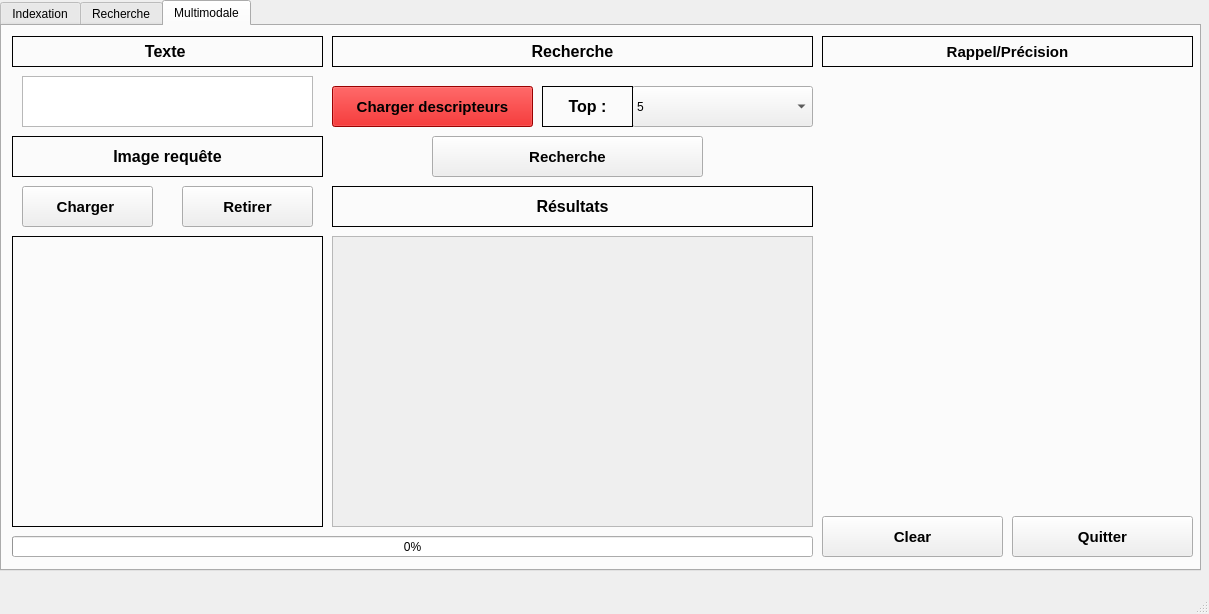
Above: src/part2.ui from mrrose765/mir_2025 before the change. Below: the same form after it.
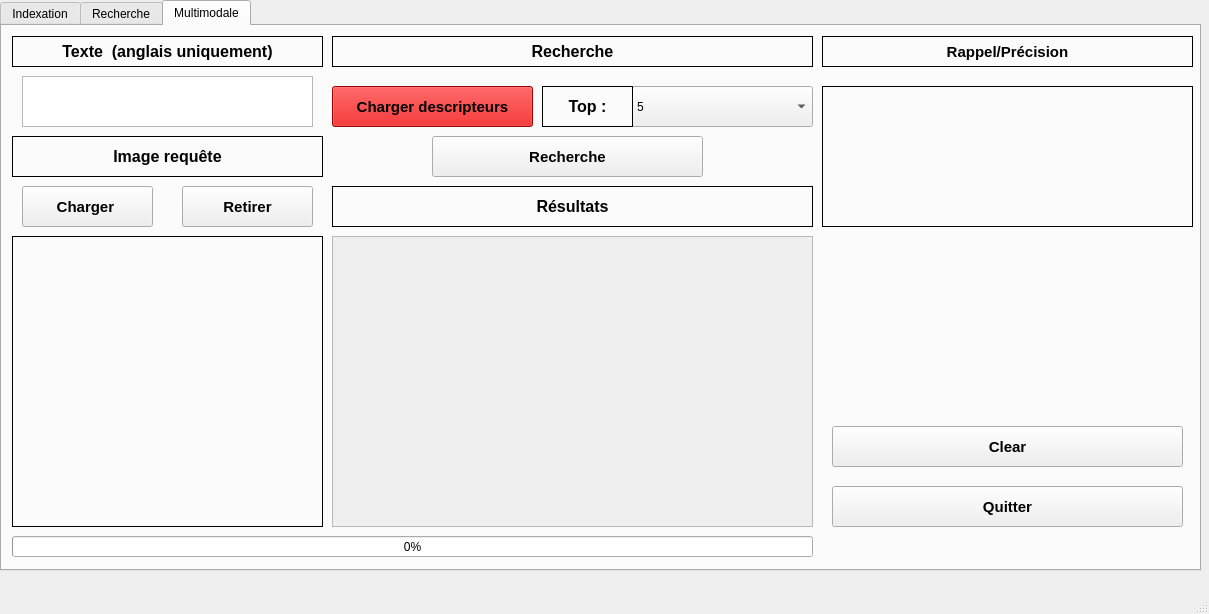
That is the form after the change. The open tabs and pages were chosen to show the change.

The edit to the form file:
```diff
--- a/src/part2.ui
+++ b/src/part2.ui
@@ -1063,7 +1063,7 @@
        <enum>QFrame::Panel</enum>
       </property>
       <property name="text">
-       <string>Texte </string>
+       <string>Texte  (anglais uniquement)</string>
       </property>
       <property name="alignment">
        <set>Qt::AlignCenter</set>
@@ -1357,9 +1357,9 @@
      <widget class="QPushButton" name="quitter_mult">
       <property name="geometry">
        <rect>
-        <x>1010</x>
-        <y>490</y>
-        <width>181</width>
+        <x>830</x>
+        <y>460</y>
+        <width>351</width>
         <height>41</height>
        </rect>
       </property>
@@ -1377,9 +1377,9 @@
      <widget class="QPushButton" name="clear_mult">
       <property name="geometry">
        <rect>
-        <x>820</x>
-        <y>490</y>
-        <width>181</width>
+        <x>830</x>
+        <y>400</y>
+        <width>351</width>
         <height>41</height>
        </rect>
       </property>
@@ -1414,6 +1414,35 @@
        <string>Retirer</string>
       </property>
      </widget>
+     <widget class="QLabel" name="label_metriques_mult">
+      <property name="geometry">
+       <rect>
+        <x>820</x>
+        <y>60</y>
+        <width>371</width>
+        <height>141</height>
+       </rect>
+      </property>
+      <property name="font">
+       <font>
+        <pointsize>12</pointsize>
+        <weight>75</weight>
+        <bold>true</bold>
+       </font>
+      </property>
+      <property name="frameShape">
+       <enum>QFrame::Panel</enum>
+      </property>
+      <property name="text">
+       <string/>
+      </property>
+      <property name="scaledContents">
+       <bool>true</bool>
+      </property>
+      <property name="alignment">
+       <set>Qt::AlignCenter</set>
+      </property>
+     </widget>
     </widget>
    </widget>
   </widget>
```
Left out of the diff: 2 changed lines with no effect on the pictures.
